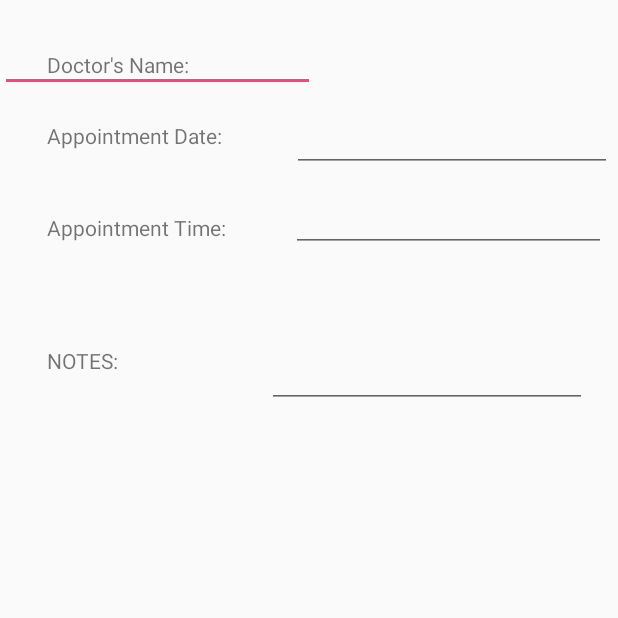
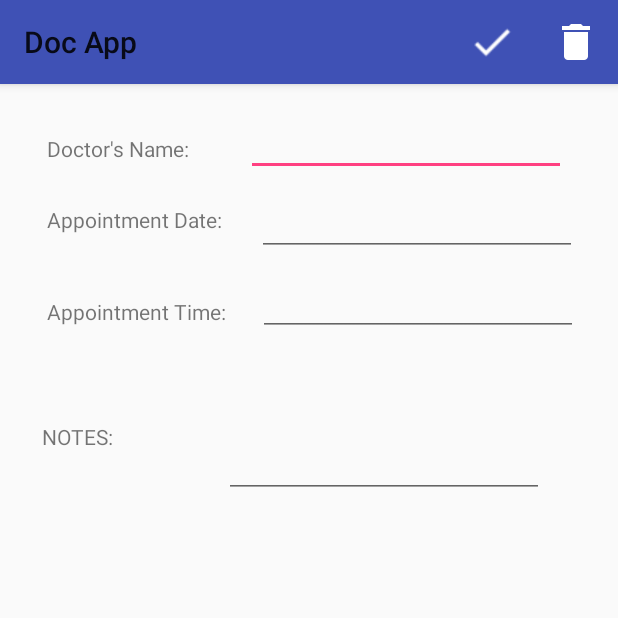
Before and after one commit to robertk217/sofe4640-final-project, an Android app: the EditAppointmentActivity screen opened directly, with no data from a screen before it, on a phone screen of 412 x 824 dp, the top half of it. Run offline under Robolectric (Android 15) with nearby library versions, the phone set to English and light mode, and no system bars; 1 statement that could not run was skipped.

Commit message:
fixed menu bar

```diff
--- a/app/src/main/res/layout/activity_appointment_details.xml
+++ b/app/src/main/res/layout/activity_appointment_details.xml
@@ -2,8 +2,9 @@
 <android.support.constraint.ConstraintLayout xmlns:android="http://schemas.android.com/apk/res/android"
     xmlns:app="http://schemas.android.com/apk/res-auto"
     xmlns:tools="http://schemas.android.com/tools"
-    android:orientation="vertical" android:layout_width="match_parent"
-    android:layout_height="match_parent">
+    android:layout_width="match_parent"
+    android:layout_height="match_parent"
+    android:orientation="vertical">
 
 
     <TextView
@@ -40,53 +41,53 @@
         android:id="@+id/lblNotes"
         android:layout_width="wrap_content"
         android:layout_height="wrap_content"
-        android:layout_marginLeft="31dp"
-        android:layout_marginTop="69dp"
+        android:layout_marginBottom="8dp"
+        android:layout_marginLeft="28dp"
+        android:layout_marginTop="64dp"
         android:text="NOTES:"
+        app:layout_constraintBottom_toBottomOf="parent"
         app:layout_constraintLeft_toLeftOf="parent"
-        app:layout_constraintTop_toBottomOf="@+id/textView3" />
+        app:layout_constraintTop_toBottomOf="@+id/textView3"
+        app:layout_constraintVertical_bias="0.0" />
 
     <EditText
         android:id="@+id/txtName"
-        android:layout_width="210dp"
+        android:layout_width="wrap_content"
         android:layout_height="wrap_content"
         android:layout_marginBottom="8dp"
+        android:layout_marginLeft="34dp"
         android:layout_marginTop="16dp"
         android:ems="10"
         android:inputType="text"
         app:layout_constraintBottom_toBottomOf="parent"
+        app:layout_constraintLeft_toRightOf="@+id/lblName"
         app:layout_constraintTop_toTopOf="parent"
-        app:layout_constraintVertical_bias="0.0"
-        tools:layout_editor_absoluteX="158dp" />
+        app:layout_constraintVertical_bias="0.0" />
 
     <EditText
         android:id="@+id/txtDate"
-        android:layout_width="213dp"
+        android:layout_width="wrap_content"
         android:layout_height="wrap_content"
         android:layout_marginBottom="401dp"
-        android:layout_marginEnd="4dp"
         android:layout_marginLeft="23dp"
         android:layout_marginTop="8dp"
         android:ems="10"
         android:inputType="textPersonName"
         app:layout_constraintBottom_toBottomOf="parent"
-        app:layout_constraintEnd_toEndOf="parent"
         app:layout_constraintLeft_toRightOf="@+id/lblDate"
         app:layout_constraintTop_toBottomOf="@+id/txtName"
         app:layout_constraintVertical_bias="0.0" />
 
     <EditText
         android:id="@+id/txtTime"
-        android:layout_width="210dp"
+        android:layout_width="wrap_content"
         android:layout_height="wrap_content"
         android:layout_marginBottom="343dp"
-        android:layout_marginEnd="8dp"
         android:layout_marginLeft="21dp"
         android:layout_marginTop="8dp"
         android:ems="10"
         android:inputType="textPersonName"
         app:layout_constraintBottom_toBottomOf="parent"
-        app:layout_constraintEnd_toEndOf="parent"
         app:layout_constraintLeft_toRightOf="@+id/textView3"
         app:layout_constraintTop_toBottomOf="@+id/txtDate"
         app:layout_constraintVertical_bias="0.0" />
@@ -95,17 +96,13 @@
         android:id="@+id/txtNotes"
         android:layout_width="wrap_content"
         android:layout_height="wrap_content"
-        android:layout_marginBottom="8dp"
-        android:layout_marginLeft="8dp"
-        android:layout_marginRight="5dp"
+        android:layout_marginBottom="264dp"
+        android:layout_marginLeft="74dp"
         android:layout_marginTop="8dp"
         android:ems="10"
-        android:inputType="textMultiLine"
+        android:inputType="textPersonName"
         app:layout_constraintBottom_toBottomOf="parent"
-        app:layout_constraintHorizontal_bias="0.857"
         app:layout_constraintLeft_toRightOf="@+id/lblNotes"
-        app:layout_constraintRight_toRightOf="parent"
         app:layout_constraintTop_toBottomOf="@+id/txtTime"
-        app:layout_constraintVertical_bias="0.085" />
-
+        app:layout_constraintVertical_bias="0.193" />
 </android.support.constraint.ConstraintLayout>
--- a/app/src/main/res/menu/menu_appointment_details.xml
+++ b/app/src/main/res/menu/menu_appointment_details.xml
@@ -11,5 +11,5 @@
         android:id="@+id/mnuDelete"
         android:icon="@drawable/ic_delete_white_24dp"
         android:title="Delete"
-        app:showAsAction="ifRoom" />
+        app:showAsAction="always" />
 </menu>
--- a/app/src/main/res/values/styles.xml
+++ b/app/src/main/res/values/styles.xml
@@ -1,7 +1,7 @@
 <resources>
 
     <!-- Base application theme. -->
-    <style name="AppTheme" parent="Theme.AppCompat.Light.NoActionBar">
+    <style name="AppTheme" parent="Theme.AppCompat.Light">
         <!-- Customize your theme here. -->
         <item name="colorPrimary">@color/colorPrimary</item>
         <item name="colorPrimaryDark">@color/colorPrimaryDark</item>
```
